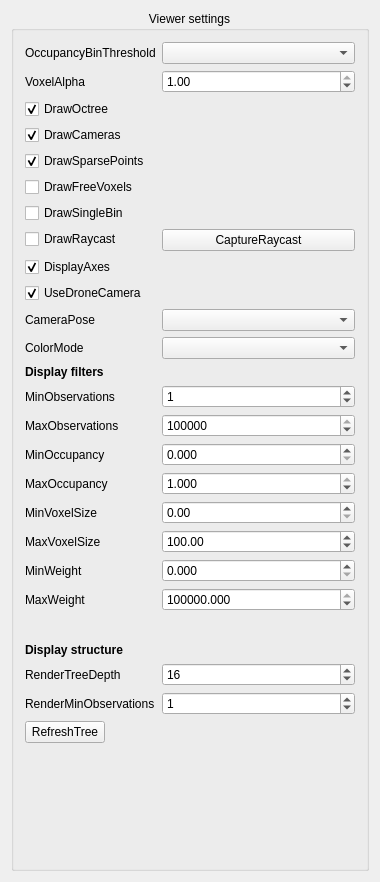
bennihepp/Quad3DR, file viewpoint_planner/src/viewer_settings_panel.ui: the form before one commit.
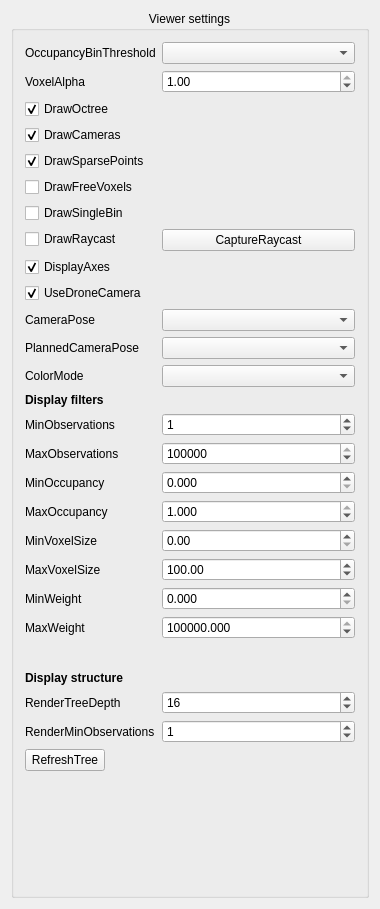
The form after the commit.

What changed in the file:
```diff
--- a/viewpoint_planner/src/viewer_settings_panel.ui
+++ b/viewpoint_planner/src/viewer_settings_panel.ui
@@ -7,7 +7,7 @@
     <x>0</x>
     <y>0</y>
     <width>380</width>
-    <height>882</height>
+    <height>909</height>
    </rect>
   </property>
   <property name="sizePolicy">
@@ -418,6 +418,16 @@
           </property>
          </widget>
         </item>
+        <item row="14" column="0">
+         <widget class="QLabel" name="label_17">
+          <property name="text">
+           <string>PlannedCameraPose</string>
+          </property>
+         </widget>
+        </item>
+        <item row="14" column="1">
+         <widget class="QComboBox" name="plannedViewpoints"/>
+        </item>
        </layout>
       </item>
      </layout>
```
